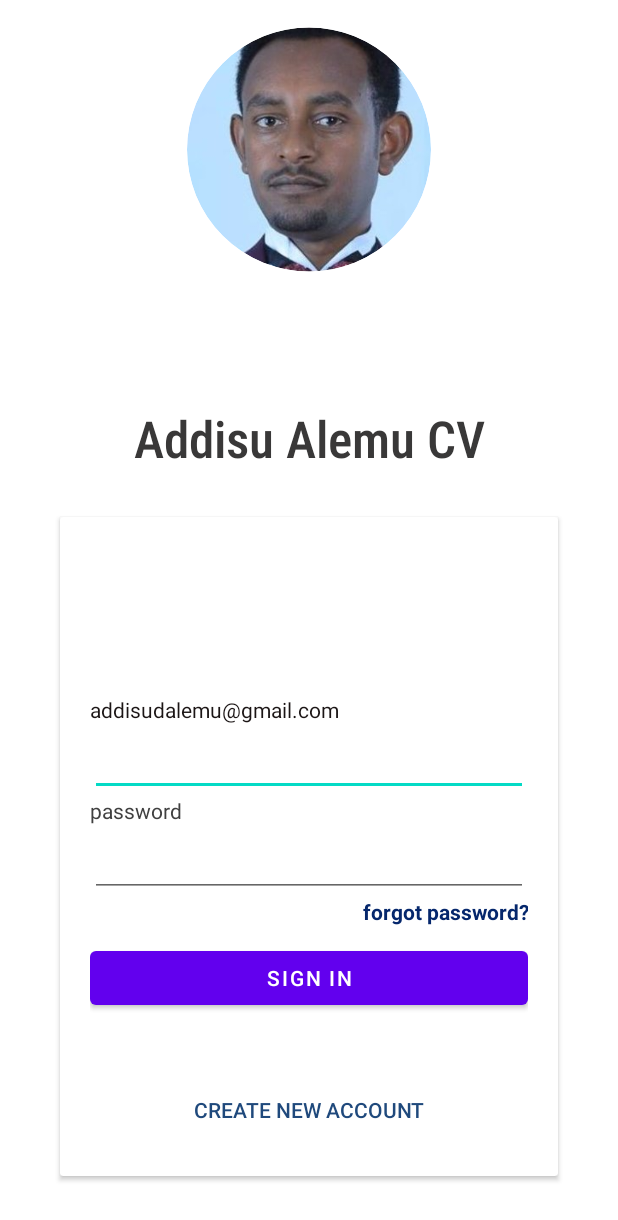
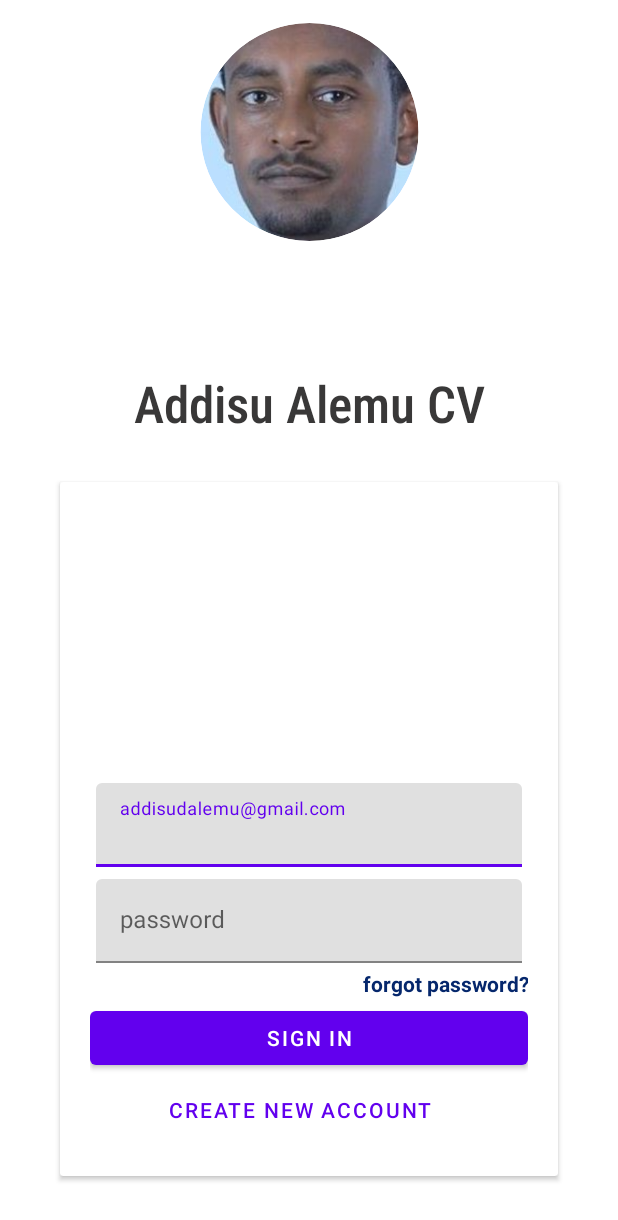
Before and after one commit to alemuaddisu/personal_CV, an Android app: the layout activity_login.xml on its own in the app's theme, with its tools: preview values and no code run, on a phone screen of 412 x 824 dp. Shown: the top 1220 px of the screen. Run offline under Robolectric (Android 15) with nearby library versions, the phone set to English and light mode, and no system bars.

Commit message:
material library used

```diff
--- a/app/build.gradle
+++ b/app/build.gradle
@@ -47,8 +47,9 @@ dependencies {
     implementation 'androidx.lifecycle:lifecycle-viewmodel-ktx:2.3.1'
     implementation 'androidx.legacy:legacy-support-v4:1.0.0'
     implementation 'androidx.recyclerview:recyclerview:1.2.1'
-    implementation 'androidx.preference:preference:1.1.1'
+    implementation 'androidx.preference:preference-ktx:1.2.0'
     testImplementation 'junit:junit:4.13.2'
+    implementation 'com.android.volley:volley:1.2.1'
     androidTestImplementation 'androidx.test.ext:junit:1.1.3'
     androidTestImplementation 'androidx.test.espresso:espresso-core:3.4.0'
     implementation 'com.google.android.material:material:1.5.0-alpha02'
@@ -56,4 +57,5 @@ dependencies {
     implementation "androidx.recyclerview:recyclerview:1.1.0"
     implementation 'com.google.code.gson:gson:2.8.5'
     implementation 'de.hdodenhof:circleimageview:3.1.0'
+    api 'com.google.android.material:material:1.1.0-alpha06'
 }
--- a/app/src/main/AndroidManifest.xml
+++ b/app/src/main/AndroidManifest.xml
@@ -10,13 +10,13 @@
         android:supportsRtl="true"
         android:theme="@style/Theme.Personal_CV">
         <activity
-            android:name=".LoginActivity"
-            android:exported="false" />
-        <activity
             android:name=".RegisterActivity"
             android:exported="false" />
         <activity
             android:name=".MainActivity"
+            android:exported="false" />
+        <activity
+            android:name=".LoginActivity"
             android:exported="true"
             android:label="@string/app_name"
             android:theme="@style/Theme.Personal_CV.NoActionBar">
--- /dev/null
+++ b/app/src/main/assets/Scratch.txt
@@ -0,0 +1,5 @@
+ if (savedInstanceState == null) {
+
+       }
+
+ make phone callable
--- a/app/src/main/java/com/miu/aalemu/personal_cv/MyAdapter.kt
+++ b/app/src/main/java/com/miu/aalemu/personal_cv/MyAdapter.kt
@@ -17,10 +17,10 @@ class MyAdapter (fm:FragmentManager, lc:Lifecycle): FragmentStateAdapter(fm,lc){
 
     override fun createFragment(position: Int): Fragment {
       return  when(position) {
-          3 -> Home()
+          0 -> Home()
           1 -> About()
           2 -> Work()
-          0 -> Contact()
+          3 -> Contact()
           else -> Fragment()
       }
     }
--- a/app/src/main/java/com/miu/aalemu/personal_cv/ui/main/RecyclerAdapter.kt
+++ b/app/src/main/java/com/miu/aalemu/personal_cv/ui/main/RecyclerAdapter.kt
@@ -20,7 +20,7 @@ class RecyclerAdapter(private val commonDataList:List<CommonData>, private val i
 
     override fun onCreateViewHolder(viewGroup: ViewGroup, i: Int): ViewHolder {
         val v = LayoutInflater.from(viewGroup.context)
-            .inflate(R.layout.reusable_layout, viewGroup, false)
+            .inflate(R.layout.rusable_card_layout, viewGroup, false)
  return ViewHolder(v)
     }
 
--- a/app/src/main/res/layout/activity_login.xml
+++ b/app/src/main/res/layout/activity_login.xml
@@ -1,5 +1,6 @@
 <?xml version="1.0" encoding="utf-8"?>
-<androidx.constraintlayout.widget.ConstraintLayout xmlns:android="http://schemas.android.com/apk/res/android"
+<androidx.constraintlayout.widget.ConstraintLayout
+    xmlns:android="http://schemas.android.com/apk/res/android"
     xmlns:app="http://schemas.android.com/apk/res-auto"
     xmlns:tools="http://schemas.android.com/tools"
     android:layout_width="match_parent"
@@ -10,22 +11,22 @@
 
     <de.hdodenhof.circleimageview.CircleImageView
         android:id="@+id/profile_image"
-        android:layout_width="173dp"
-        android:layout_height="179dp"
+        android:layout_width="226dp"
+        android:layout_height="156dp"
         android:layout_centerVertical="true"
         android:layout_margin="@dimen/activity_horizontal_margin"
         android:src="@drawable/me"
         app:civ_border_color="#fff"
         app:civ_border_width="5dp"
         app:layout_constraintEnd_toEndOf="parent"
-        app:layout_constraintStart_toStartOf="parent" />
+        app:layout_constraintStart_toStartOf="parent"
+        tools:layout_editor_absoluteY="45dp" />
 
     <TextView
         android:id="@+id/textView"
         android:layout_width="wrap_content"
         android:layout_height="wrap_content"
         android:layout_margin="80sp"
-        android:layout_marginTop="40dp"
         android:fontFamily="sans-serif-condensed-light"
         android:text="@string/app_name_long"
         android:textColor="#393838"
@@ -52,35 +53,36 @@
             android:gravity="bottom"
             android:orientation="vertical">
 
-            <TextView
-                android:id="@+id/textView2"
-                android:layout_width="wrap_content"
-                android:layout_height="wrap_content"
-                android:text="@string/email"
-                android:textColor="#1B1515" />
 
-            <EditText
-                android:id="@+id/editTextTextEmailAddress"
+
+
+            <com.google.android.material.textfield.TextInputLayout
                 android:layout_width="match_parent"
                 android:layout_height="wrap_content"
-                android:ems="10"
-                android:inputType="textEmailAddress"
-                android:minHeight="48dp"/>
+                android:layout_margin="4dp"
+                android:hint="@string/email">
 
-            <TextView
-                android:id="@+id/textView3"
-                android:layout_width="wrap_content"
-                android:layout_height="wrap_content"
-                android:text="@string/password"
-                android:textColor="#404040" />
+                <com.google.android.material.textfield.TextInputEditText
+                    android:id="@+id/editTextTextPassword"
+                    android:layout_width="match_parent"
+                    android:layout_height="wrap_content" />
+                </com.google.android.material.textfield.TextInputLayout>
 
-            <EditText
-                android:id="@+id/editTextTextPassword"
+            <com.google.android.material.textfield.TextInputLayout
+                android:id="@+id/password_text_input"
                 android:layout_width="match_parent"
                 android:layout_height="wrap_content"
-                android:ems="10"
-                android:inputType="textPassword"
-                android:minHeight="48dp"/>
+                android:layout_margin="4dp"
+                android:hint="@string/password">
+
+                <com.google.android.material.textfield.TextInputEditText
+                    android:id="@+id/editTextTextEmailAddress"
+                    android:layout_width="match_parent"
+                    android:layout_height="wrap_content" />
+            </com.google.android.material.textfield.TextInputLayout>
+
+
+
 
 
             <TextView
@@ -94,25 +96,25 @@
                 android:textAlignment="textEnd"
                 android:textColor="#05276C"
                 android:textStyle="bold" />
-            <Button
+
+            <com.google.android.material.button.MaterialButton
                 android:id="@+id/sign_in"
                 android:layout_width="match_parent"
                 android:layout_height="wrap_content"
-                android:layout_marginTop="8sp"
-                android:layout_marginBottom="40sp"
+                android:layout_alignParentEnd="true"
+                android:layout_alignParentRight="true"
                 android:text="@string/sign_in" />
 
+            <com.google.android.material.button.MaterialButton
+                android:id="@+id/register"
+                style="@style/Widget.MaterialComponents.Button.TextButton"
+                android:layout_width="match_parent"
+                android:layout_height="wrap_content"
+                android:layout_marginEnd="12dp"
+                android:layout_marginRight="12dp"
+                android:text="@string/create" />
 
 
-            <Button
-                android:id="@+id/register"
-                style="@style/Widget.AppCompat.Button.Borderless"
-                android:layout_width="match_parent"
-                android:layout_height="wrap_content"
-                android:autoLink="all"
-                android:clickable="true"
-                android:text="@string/create"
-                android:textColor="#1F497C" />
 
         </LinearLayout>
 
--- a/app/src/main/res/values/dimens.xml
+++ b/app/src/main/res/values/dimens.xml
@@ -7,7 +7,7 @@
     <dimen name="appbar_padding_top">8dp</dimen>
     <dimen name="text_margin">16dp</dimen>
     <dimen name="common_margine">20dp</dimen>
-    <dimen name="title_margin_top">31dp</dimen>
+    <dimen name="title_margin_top">21dp</dimen>
     <dimen name="list_margin_top">21</dimen>
     <dimen name="listview_height">160dp</dimen>
 </resources>
--- a/app/src/main/res/values/strings.xml
+++ b/app/src/main/res/values/strings.xml
@@ -68,6 +68,7 @@
     <string name="create">Create new account</string>
     <string name="forgot_password">forgot password?</string>
     <string name="contact_me">Contact Me ...</string>
+    <string name="location">IT Services and IT Consulting Dublin, OH</string>
 
 
 </resources>
```
Also changed, not shown: app/src/main/res/layout/activity_main.xml (+1 -8 lines), app/src/main/res/layout/fragment_about.xml (+28 -18 lines), app/src/main/res/layout/fragment_contact.xml (+45 -27 lines), app/src/main/res/layout/fragment_home.xml (+23 -11 lines), app/src/main/res/layout/fragment_work.xml (+4 -4 lines), app/src/main/res/layout/rusable_card_layout.xml (added, +74 -0 lines).
